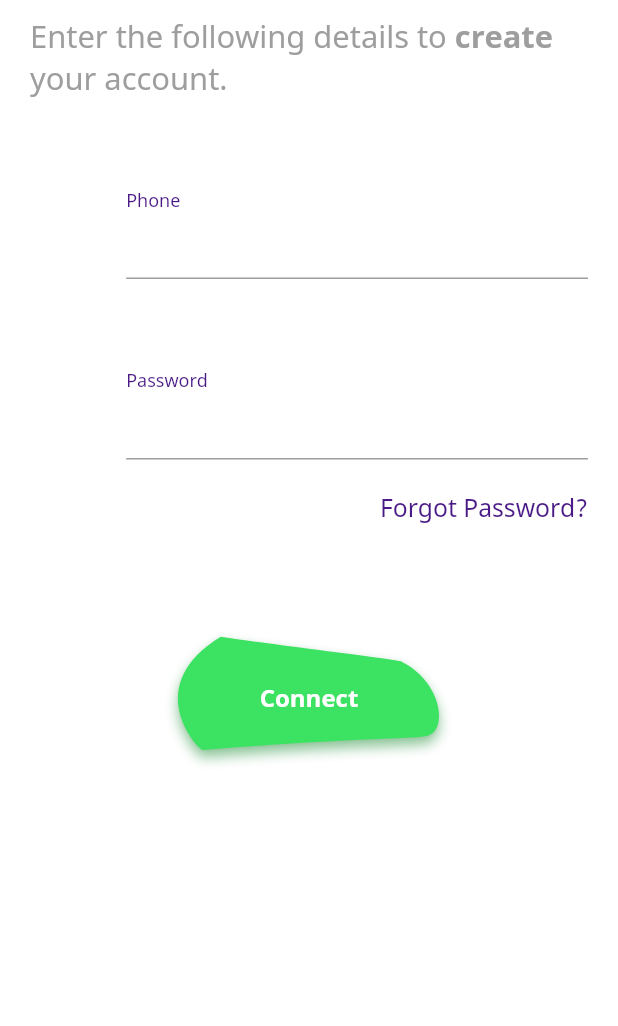
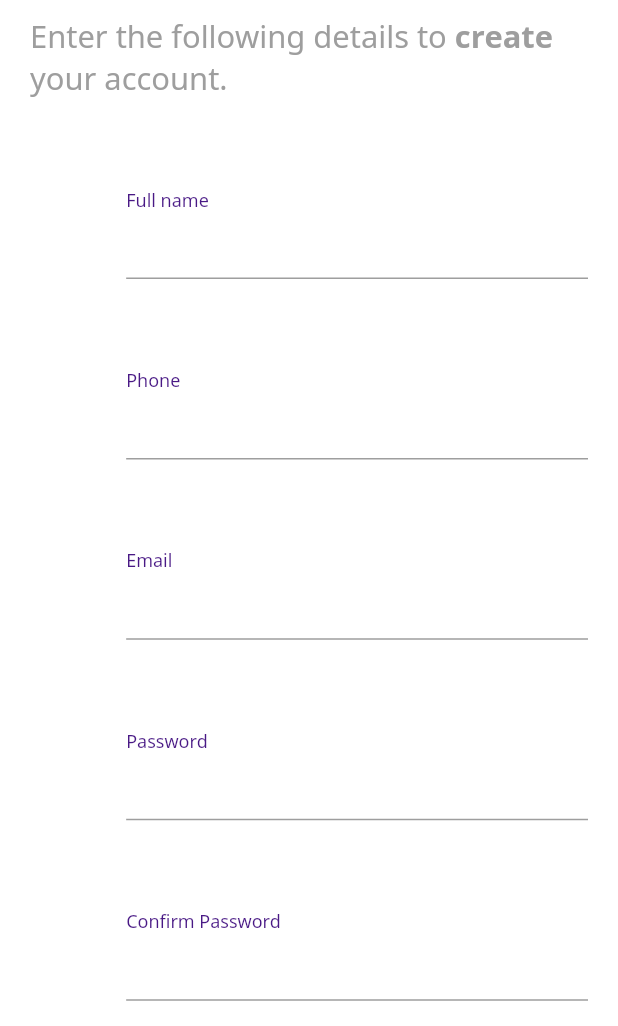
Before and after one commit to Inconnu08/idea-deck-app, a Flutter app: the SignUpScreen screen opened by its route, on a phone screen of 412 x 824 dp, the part 210-1236 px from its top. Run offline on Flutter 3.47's test engine with Material 2 defaults, Android fonts, the light colour scheme and no system bars; our stand-ins replace device_preview, fluttertoast, progress_indicators.

Commit message:
add signup form inputs

```diff
--- a/lib/screens/signup.dart
+++ b/lib/screens/signup.dart
@@ -1,4 +1,3 @@
-import 'package:flutter/gestures.dart';
 import 'package:flutter/material.dart';
 import 'package:flutter/services.dart';
 import 'package:fluttertoast/fluttertoast.dart';
@@ -18,13 +17,22 @@ class SignUpScreen extends StatefulWidget {
 
 class _SignUpScreenState extends State<SignUpScreen> {
   final _formKey = GlobalKey<FormState>();
+  final passwordKey = GlobalKey<FormFieldState>();
   bool _loading = false;
   var formValues = {};
   final _passwordFocusNode = FocusNode();
+  final _fullNameNode = FocusNode();
+  final _phoneFocusNode = FocusNode();
+  final _emailFocusNode = FocusNode();
+  final _confirmPasswordFocusNode = FocusNode();
 
   @override
   void dispose() {
     _passwordFocusNode.dispose();
+    _fullNameNode.dispose();
+    _phoneFocusNode.dispose();
+    _emailFocusNode.dispose();
+    _confirmPasswordFocusNode.dispose();
     super.dispose();
   }
 
@@ -231,28 +239,19 @@ class _SignUpScreenState extends State<SignUpScreen> {
                           key: _formKey,
                           child: Column(
                             children: [
+                              buildNameFormField(),
+                              SizedBox(
+                                  height: getProportionateScreenHeight(20)),
                               buildPhoneFormField(),
+                              SizedBox(
+                                  height: getProportionateScreenHeight(20)),
+                              buildEmailFormField(),
                               SizedBox(
                                   height: getProportionateScreenHeight(20)),
                               buildPasswordFormField(),
                               SizedBox(
                                   height: getProportionateScreenHeight(20)),
-                              Row(
-                                children: [
-                                  Spacer(),
-                                  InkWell(
-                                    // onTap: () => Navigator.pushNamed(
-                                    //     context, ForgotPasswordScreen.routeName),
-                                    onTap: () => print("object"),
-                                    customBorder: StadiumBorder(),
-                                    child: Text(
-                                      "Forgot Password?",
-                                      style:
-                                          Theme.of(context).textTheme.bodyText2,
-                                    ),
-                                  )
-                                ],
-                              ),
+                              buildConfirmPasswordFormField(),
                               SizedBox(
                                   height: getProportionateScreenHeight(20)),
                             ],
@@ -274,7 +273,7 @@ class _SignUpScreenState extends State<SignUpScreen> {
                             width: 200,
                             child: ThemeButton(
                               color: buttonColor,
-                              text: "Connect",
+                              text: "Signup",
                               ontap: () => _saveForm(),
                             ),
                           ),
@@ -291,6 +290,7 @@ class _SignUpScreenState extends State<SignUpScreen> {
 
   TextFormField buildPasswordFormField() {
     return TextFormField(
+        key: passwordKey,
         obscureText: true,
         focusNode: _passwordFocusNode,
         onSaved: (newValue) => formValues['password'] = newValue,
@@ -310,28 +310,72 @@ class _SignUpScreenState extends State<SignUpScreen> {
           floatingLabelBehavior: FloatingLabelBehavior.always,
           // suffixIcon: CustomSurffixIcon(svgIcon: "assets/icons/Lock.svg"),
         ),
+        onFieldSubmitted: (_) {
+          FocusScope.of(context).requestFocus(_confirmPasswordFocusNode);
+        });
+  }
+
+  TextFormField buildConfirmPasswordFormField() {
+    return TextFormField(
+      obscureText: true,
+      focusNode: _confirmPasswordFocusNode,
+      validator: (confirmation) {
+        if (confirmation != passwordKey.currentState.value) {
+          return 'Passwords do not match.';
+        }
+        return null;
+      },
+      decoration: InputDecoration(
+        labelText: "Confirm Password",
+        labelStyle: const TextStyle(color: kPrimaryColor),
+        floatingLabelBehavior: FloatingLabelBehavior.always,
+      ),
     );
   }
 
   TextFormField buildPhoneFormField() {
     return TextFormField(
       keyboardType: TextInputType.phone,
+      focusNode: _phoneFocusNode,
       validator: (value) => validateMobile(value),
       onSaved: (newValue) => formValues['phone'] = newValue,
-      onChanged: (value) {
-        if (value.isNotEmpty) {
-          // removeError(error: kEmailNullError);
-        } else if (emailValidatorRegExp.hasMatch(value)) {
-          // removeError(error: kInvalidEmailError);
-        }
-        return null;
-      },
       decoration: InputDecoration(
         labelText: "Phone",
         labelStyle: const TextStyle(color: kPrimaryColor),
-        // hintText: "Enter your phone number",
         floatingLabelBehavior: FloatingLabelBehavior.always,
-        // suffixIcon: CustomSurffixIcon(svgIcon: "assets/icons/Mail.svg"),
+      ),
+      onFieldSubmitted: (_) {
+        FocusScope.of(context).requestFocus(_emailFocusNode);
+      },
+    );
+  }
+
+  TextFormField buildNameFormField() {
+    return TextFormField(
+      keyboardType: TextInputType.text,
+      validator: (value) => validateEmpty(value),
+      onSaved: (newValue) => formValues['full_name'] = newValue,
+      decoration: InputDecoration(
+        labelText: "Full name",
+        labelStyle: const TextStyle(color: kPrimaryColor),
+        floatingLabelBehavior: FloatingLabelBehavior.always,
+      ),
+      onFieldSubmitted: (_) {
+        FocusScope.of(context).requestFocus(_phoneFocusNode);
+      },
+    );
+  }
+
+  TextFormField buildEmailFormField() {
+    return TextFormField(
+      focusNode: _emailFocusNode,
+      keyboardType: TextInputType.emailAddress,
+      validator: (value) => validateEmpty(value),
+      onSaved: (newValue) => formValues['email'] = newValue,
+      decoration: InputDecoration(
+        labelText: "Email",
+        labelStyle: const TextStyle(color: kPrimaryColor),
+        floatingLabelBehavior: FloatingLabelBehavior.always,
       ),
       onFieldSubmitted: (_) {
         FocusScope.of(context).requestFocus(_passwordFocusNode);
```
Also changed, not shown: lib/video/encoder_provider.dart (deleted, +0 -60 lines). Lines whose indentation alone changed are shown as unchanged.
